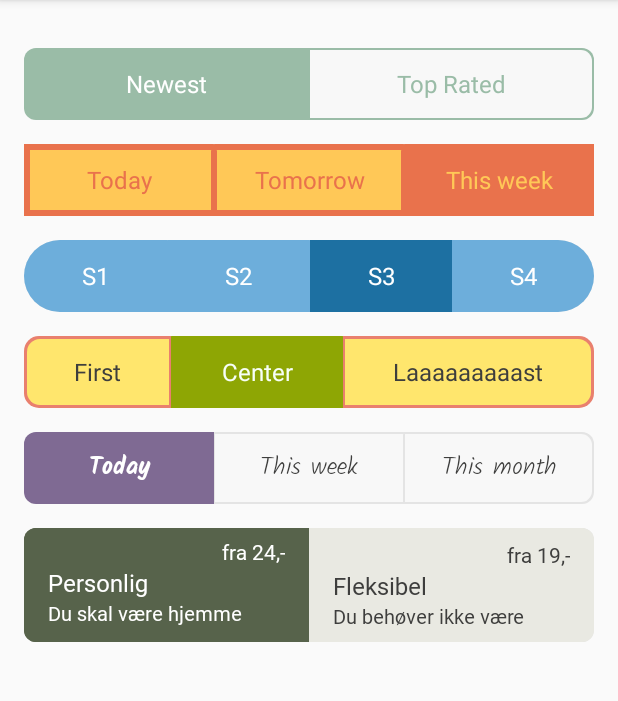
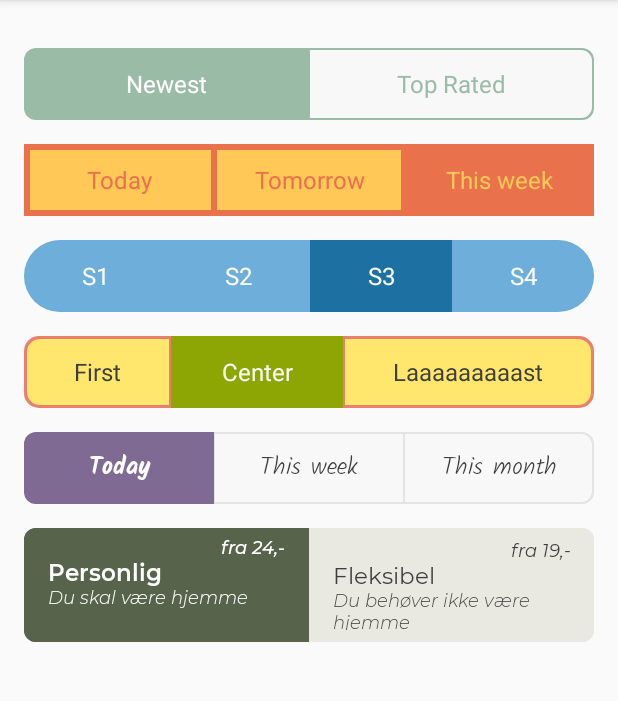
Before and after one commit to creageek/segmented, an Android app: the screen it shows after launch (MainActivity), on a phone screen of 412 x 824 dp, the part 84-785 px from its top. Run offline under Robolectric (Android 15) with nearby library versions, the phone set to English and light mode, and no system bars.

Commit message:
WIP: add fonts, remove font padding

```diff
--- a/sample/src/main/res/layout/activity_main.xml
+++ b/sample/src/main/res/layout/activity_main.xml
@@ -131,6 +131,8 @@
         app:borderWidth="0dp"
         app:segmentColor="#e9e9e2"
         app:segmentColorChecked="#57634b"
+        app:rippleColor="#9ABCA7"
+        app:rippleColorChecked="#9ABCA7"
         app:segmentHeight="76dp"
         app:spreadType="evenly">
 
@@ -141,19 +143,20 @@
             android:paddingTop="6dp"
             android:paddingEnd="16dp"
             android:paddingBottom="6dp"
-            app:segmentFont="@font/metric_app_regular"
-            app:segmentFontChecked="@font/metric_app_semibold"
+            app:segmentFont="@font/montserrat_regular"
+            app:segmentFontChecked="@font/montserrat_semi_bold"
             app:subTitle="Du skal være hjemme"
             app:subTitlePosition="start"
-            app:subTitleSegmentFont="@font/metric_app_light_italic"
-            app:subTitleTextSize="13sp"
-            app:textSize="16sp"
+            app:subTitleSegmentFont="@font/montserrat_light_italic"
+            app:subTitleTextSize="12sp"
+            app:textSize="15sp"
             app:title="Personlig"
             app:titlePosition="start"
             app:upperTitle="fra 24,-"
             app:upperTitlePosition="end"
-            app:upperTitleSegmentFont="@font/metric_app_light_italic"
-            app:upperTitleTextSize="14sp" />
+            app:upperTitleSegmentFont="@font/montserrat_italic"
+            app:upperTitleSegmentFontChecked="@font/montserrat_medium_italic"
+            app:upperTitleTextSize="12sp" />
 
         <com.creageek.segmentedbutton.SubtitleSegment
             android:layout_width="wrap_content"
@@ -162,18 +165,19 @@
             android:paddingTop="8dp"
             android:paddingEnd="16dp"
             android:paddingBottom="8dp"
-            app:segmentFont="@font/metric_app_regular"
-            app:segmentFontChecked="@font/metric_app_semibold"
+            app:segmentFont="@font/montserrat_regular"
+            app:segmentFontChecked="@font/montserrat_semi_bold"
             app:subTitle="Du behøver ikke være hjemme"
             app:subTitlePosition="start"
-            app:subTitleSegmentFont="@font/metric_app_light_italic"
-            app:subTitleTextSize="13sp"
-            app:textSize="16sp"
+            app:subTitleSegmentFont="@font/montserrat_light_italic"
+            app:subTitleTextSize="12sp"
+            app:textSize="15sp"
             app:title="Fleksibel"
             app:titlePosition="start"
             app:upperTitle="fra 19,-"
             app:upperTitlePosition="end"
-            app:upperTitleSegmentFont="@font/metric_app_light_italic"
-            app:upperTitleTextSize="14sp" />
+            app:upperTitleSegmentFont="@font/montserrat_italic"
+            app:upperTitleSegmentFontChecked="@font/montserrat_medium_italic"
+            app:upperTitleTextSize="12sp" />
     </com.creageek.segmentedbutton.SegmentedButton>
 </LinearLayout>
--- a/segmented/src/main/java/com/creageek/segmentedbutton/SubtitleSegment.kt
+++ b/segmented/src/main/java/com/creageek/segmentedbutton/SubtitleSegment.kt
@@ -92,6 +92,7 @@ class SubtitleSegment : LinearLayout, Segment {
 
             upperText.setTextSize(TypedValue.COMPLEX_UNIT_PX, subtitleSegmentStyle.upperTitleTextSize.toFloat())
             upperText.typeface = subtitleSegmentStyle.upperTitleFont
+            upperText.includeFontPadding = false
 
             addView(upperText)
         }
@@ -110,6 +111,7 @@ class SubtitleSegment : LinearLayout, Segment {
 
             text.setTextSize(TypedValue.COMPLEX_UNIT_PX, subtitleSegmentStyle.textSize.toFloat())
             text.typeface = subtitleSegmentStyle.titleFont
+            text.includeFontPadding = false
 
             addView(text)
 
@@ -129,7 +131,7 @@ class SubtitleSegment : LinearLayout, Segment {
 
             subText.setTextSize(TypedValue.COMPLEX_UNIT_PX, subtitleSegmentStyle.subTitleTextSize.toFloat())
             subText.typeface = subtitleSegmentStyle.subTitleFont
-
+            subText.includeFontPadding = false
             addView(subText)
         }
     }
```
Also changed, not shown: sample/src/main/res/font/montserrat_italic.ttf (added), sample/src/main/res/font/montserrat_light.ttf (added), sample/src/main/res/font/montserrat_light_italic.ttf (added), sample/src/main/res/font/montserrat_medium.ttf (added), sample/src/main/res/font/montserrat_medium_italic.ttf (added), sample/src/main/res/font/montserrat_regular.ttf (added), sample/src/main/res/font/montserrat_semi_bold.ttf (added).
